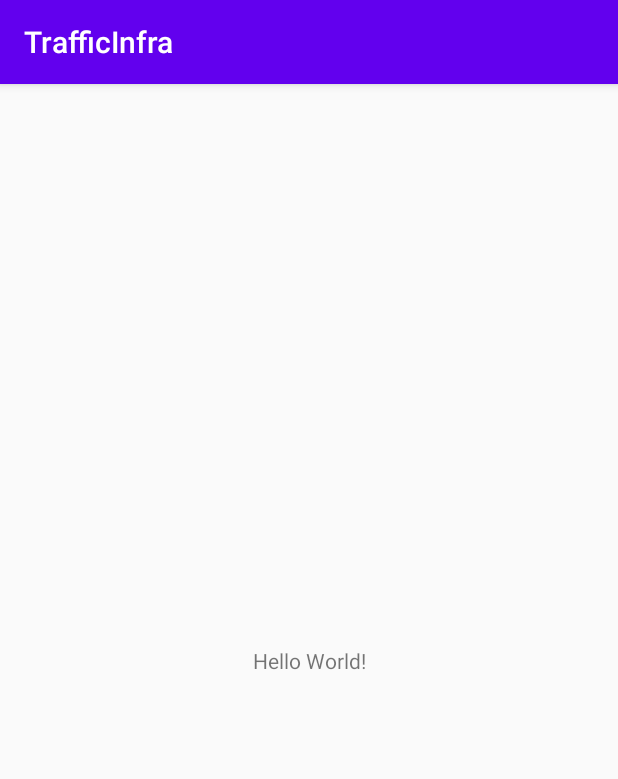
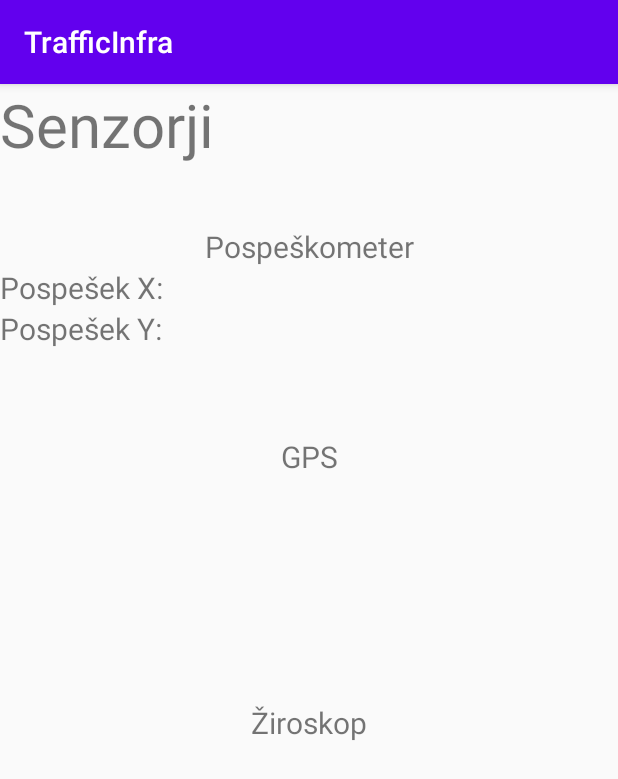
Before and after one commit to domen-osojnik/final_project, an Android app: the screen it shows after launch (MainActivity), on a phone screen of 412 x 824 dp. Shown: the top 779 px of the screen. Run offline under Robolectric (Android 15) with nearby library versions, the phone set to English and light mode, and no system bars.

Commit message:
Izgled za prikaz stanja senzorjev, nedokončan pospeškometer

```diff
--- a/app/app/src/main/AndroidManifest.xml
+++ b/app/app/src/main/AndroidManifest.xml
@@ -2,6 +2,7 @@
 <manifest xmlns:android="http://schemas.android.com/apk/res/android"
     package="com.example.trafficinfra">
 
+    <uses-permission android:name="android.permission.VIBRATE" />
     <application
         android:allowBackup="true"
         android:icon="@mipmap/ic_launcher"
--- a/app/app/src/main/java/com/example/trafficinfra/MainActivity.java
+++ b/app/app/src/main/java/com/example/trafficinfra/MainActivity.java
@@ -2,13 +2,87 @@ package com.example.trafficinfra;
 
 import androidx.appcompat.app.AppCompatActivity;
 
+import android.content.Context;
+import android.hardware.Sensor;
+import android.hardware.SensorEvent;
+import android.hardware.SensorEventListener;
+import android.hardware.SensorManager;
 import android.os.Bundle;
+import android.os.Vibrator;
 
-public class MainActivity extends AppCompatActivity {
+public class MainActivity extends AppCompatActivity implements SensorEventListener {
+
+    private float lastX, lastY, lastZ;
+
+    private SensorManager sensorManager;
+    private Sensor accelerometer;
+
+    private float deltaXMax = 0;
+    private float deltaYMax = 0;
+    private float deltaZMax = 0;
+
+    private float deltaX = 0;
+    private float deltaY = 0;
+    private float deltaZ = 0;
+
+    private float vibrateThreshold = 0;
+
+
+    public Vibrator v;
 
     @Override
-    protected void onCreate(Bundle savedInstanceState) {
+    public void onCreate(Bundle savedInstanceState) {
         super.onCreate(savedInstanceState);
         setContentView(R.layout.activity_main);
+
+        sensorManager = (SensorManager) getSystemService(Context.SENSOR_SERVICE);
+        if (sensorManager.getDefaultSensor(Sensor.TYPE_ACCELEROMETER) != null) {
+            // success! we have an accelerometer
+
+            accelerometer = sensorManager.getDefaultSensor(Sensor.TYPE_ACCELEROMETER);
+            sensorManager.registerListener(this, accelerometer, SensorManager.SENSOR_DELAY_NORMAL);
+            vibrateThreshold = accelerometer.getMaximumRange() / 2;
+        } else {
+            // fai! we dont have an accelerometer!
+        }
+
+        //initialize vibration
+        v = (Vibrator) this.getSystemService(Context.VIBRATOR_SERVICE);
+
+    }
+
+
+    //onResume() register the accelerometer for listening the events
+    protected void onResume() {
+        super.onResume();
+        sensorManager.registerListener(this, accelerometer, SensorManager.SENSOR_DELAY_NORMAL);
+    }
+
+    //onPause() unregister the accelerometer for stop listening the events
+    protected void onPause() {
+        super.onPause();
+        sensorManager.unregisterListener(this);
+    }
+
+    @Override
+    public void onAccuracyChanged(Sensor sensor, int accuracy) {
+
+    }
+
+    @Override
+    public void onSensorChanged(SensorEvent event) {
+        // get the change of the x,y,z values of the accelerometer
+        deltaX = Math.abs(lastX - event.values[0]);
+        deltaY = Math.abs(lastY - event.values[1]);
+        deltaZ = Math.abs(lastZ - event.values[2]);
+
+        // if the change is below 2, it is just plain noise
+        if (deltaX < 2)
+            deltaX = 0;
+        if (deltaY < 2)
+            deltaY = 0;
+        if ((deltaZ > vibrateThreshold) || (deltaY > vibrateThreshold) || (deltaZ > vibrateThreshold)) {
+            v.vibrate(50);
+        }
     }
 }
--- a/app/app/src/main/res/layout/activity_main.xml
+++ b/app/app/src/main/res/layout/activity_main.xml
@@ -7,12 +7,87 @@
     tools:context=".MainActivity">
 
     <TextView
+        android:id="@+id/title"
         android:layout_width="wrap_content"
         android:layout_height="wrap_content"
-        android:text="Hello World!"
-        app:layout_constraintBottom_toBottomOf="parent"
+        android:text="Senzorji"
+        android:textSize="40dp"
+        tools:layout_editor_absoluteX="134dp"
+        tools:layout_editor_absoluteY="28dp" />
+
+    <TextView
+        android:id="@+id/acceleratorTitle"
+        android:layout_width="wrap_content"
+        android:layout_height="wrap_content"
+        android:text="Pospeškometer"
+        android:textSize="20dp"
+        app:layout_constraintTop_toBottomOf="@id/guideline"
         app:layout_constraintLeft_toLeftOf="parent"
         app:layout_constraintRight_toRightOf="parent"
-        app:layout_constraintTop_toTopOf="parent" />
+        />
+
+    <TextView
+        android:id="@+id/AccelerationX"
+        android:layout_width="wrap_content"
+        android:layout_height="wrap_content"
+        android:text="Pospešek X:"
+        android:textSize="20dp"
+        app:layout_constraintTop_toBottomOf="@+id/acceleratorTitle"
+        app:layout_constraintLeft_toLeftOf="parent"
+        />
+
+    <TextView
+        android:id="@+id/AccelerationY"
+        android:layout_width="wrap_content"
+        android:layout_height="wrap_content"
+        android:text="Pospešek Y: "
+        android:textSize="20dp"
+        app:layout_constraintTop_toBottomOf="@id/AccelerationX"
+        app:layout_constraintLeft_toLeftOf="parent"
+        />
+
+    <TextView
+        android:id="@+id/gpsTitle"
+        android:layout_width="wrap_content"
+        android:layout_height="wrap_content"
+        android:text="GPS"
+        android:textSize="20dp"
+        app:layout_constraintLeft_toLeftOf="parent"
+        app:layout_constraintRight_toRightOf="parent"
+        app:layout_constraintTop_toBottomOf="@id/guideline2"
+ />
+
+    <TextView
+        android:id="@+id/giroscopeTitle"
+        android:layout_width="wrap_content"
+        android:layout_height="wrap_content"
+        android:text="Žiroskop"
+        android:textSize="20dp"
+        app:layout_constraintTop_toBottomOf="@id/guideline3"
+        app:layout_constraintLeft_toLeftOf="parent"
+        app:layout_constraintRight_toRightOf="parent"
+ />
+
+    <androidx.constraintlayout.widget.Guideline
+        android:id="@+id/guideline"
+        android:layout_width="wrap_content"
+        android:layout_height="wrap_content"
+        android:orientation="horizontal"
+        app:layout_constraintGuide_begin="95dp" />
+
+    <androidx.constraintlayout.widget.Guideline
+        android:id="@+id/guideline2"
+        android:layout_width="wrap_content"
+        android:layout_height="wrap_content"
+        android:orientation="horizontal"
+        app:layout_constraintGuide_begin="235dp" />
+
+    <androidx.constraintlayout.widget.Guideline
+        android:id="@+id/guideline3"
+        android:layout_width="wrap_content"
+        android:layout_height="wrap_content"
+        android:orientation="horizontal"
+        app:layout_constraintGuide_begin="412dp" />
+
 
 </androidx.constraintlayout.widget.ConstraintLayout>
```
